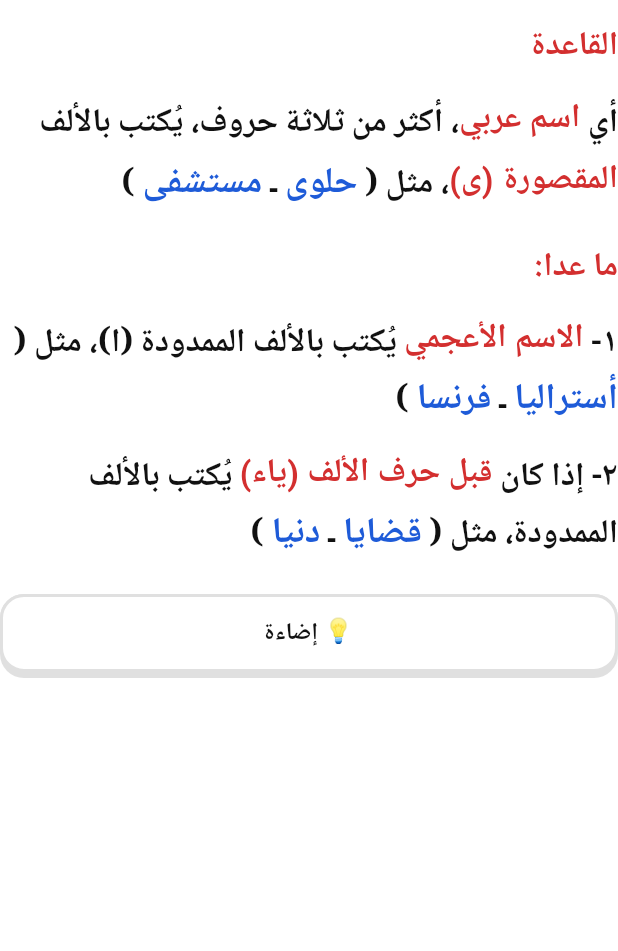
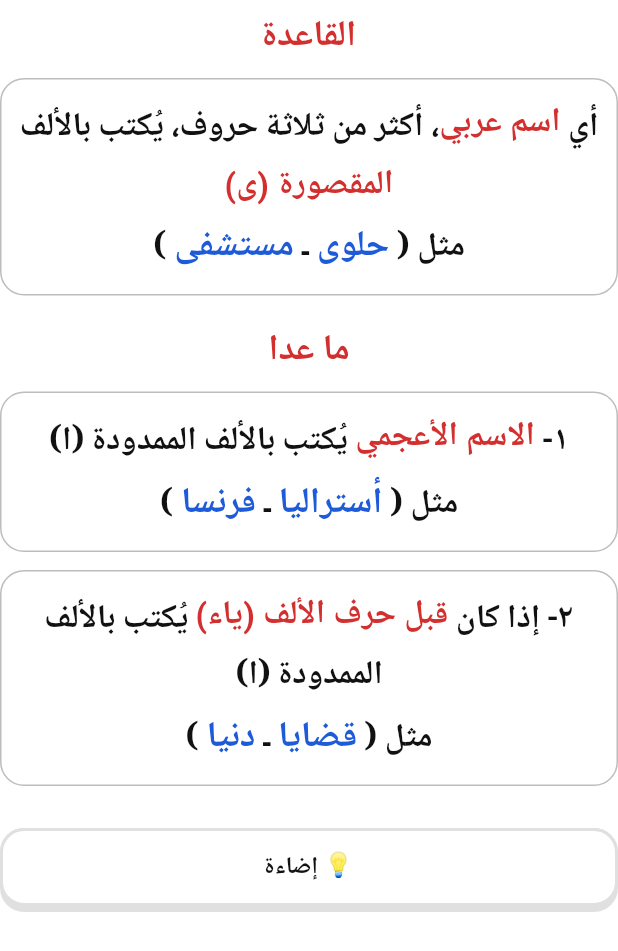
Before and after one commit to alansaria2026/imlaa-app, a Flutter app: the LongNounRule widget shown alone on an empty page, opened directly, on a phone screen of 412 x 824 dp. Shown: the top 951 px of the screen. Run offline on Flutter 3.47's test engine with Material 3 defaults, Android fonts, the phone set to English and light mode, and no system bars; our stand-ins replace audioplayers, flutter_tts, shared_preferences; accounts and stored records are empty.

```diff
--- a/lib/lesson/alif_rule_content.dart
+++ b/lib/lesson/alif_rule_content.dart
@@ -379,53 +379,42 @@ class LongNounRule extends StatelessWidget {
 
   @override
   Widget build(BuildContext context) {
-    InlineSpan ex(String w) => _example(context, w, w);
     return NaskhRule(
       child: Column(
         crossAxisAlignment: CrossAxisAlignment.stretch,
         children: [
-          const _Heading('القاعدة'),
-          _Line(
-            TextSpan(
+          const _CenterHeading('القاعدة'),
+          const _RuleCard(
+            span: TextSpan(
               children: [
-                const TextSpan(text: 'أي '),
-                const TextSpan(text: 'اسم عربي', style: _red),
-                const TextSpan(text: '، أكثر من ثلاثة حروف، يُكتب بالألف '),
-                const TextSpan(text: 'المقصورة (ى)', style: _red),
-                const TextSpan(text: '، مثل ( '),
-                ex('مستشفى'),
-                const TextSpan(text: ' ـ '),
-                ex('حلوى'),
-                const TextSpan(text: ' )'),
+                TextSpan(text: 'أي '),
+                TextSpan(text: 'اسم عربي', style: _red),
+                TextSpan(text: '، أكثر من ثلاثة حروف، يُكتب بالألف '),
+                TextSpan(text: 'المقصورة (ى)', style: _red),
               ],
             ),
+            examples: ['مستشفى', 'حلوى'],
           ),
-          const _Heading('ما عدا:'),
-          _Line(
-            TextSpan(
+          const _CenterHeading('ما عدا'),
+          const _RuleCard(
+            span: TextSpan(
               children: [
-                const TextSpan(text: '١- '),
-                const TextSpan(text: 'الاسم الأعجمي', style: _red),
-                const TextSpan(text: ' يُكتب بالألف الممدودة (ا)، مثل ( '),
-                ex('فرنسا'),
-                const TextSpan(text: ' ـ '),
-                ex('أستراليا'),
-                const TextSpan(text: ' )'),
+                TextSpan(text: '١- '),
+                TextSpan(text: 'الاسم الأعجمي', style: _red),
+                TextSpan(text: ' يُكتب بالألف الممدودة (ا)'),
               ],
             ),
+            examples: ['فرنسا', 'أستراليا'],
           ),
-          _Line(
-            TextSpan(
+          const _RuleCard(
+            span: TextSpan(
               children: [
-                const TextSpan(text: '٢- إذا كان '),
-                const TextSpan(text: 'قبل حرف الألف (ياء)', style: _red),
-                const TextSpan(text: ' يُكتب بالألف الممدودة، مثل ( '),
-                ex('دنيا'),
-                const TextSpan(text: ' ـ '),
-                ex('قضايا'),
-                const TextSpan(text: ' )'),
+                TextSpan(text: '٢- إذا كان '),
+                TextSpan(text: 'قبل حرف الألف (ياء)', style: _red),
+                TextSpan(text: ' يُكتب بالألف الممدودة (ا)'),
               ],
             ),
+            examples: ['دنيا', 'قضايا'],
           ),
           if (light) ...[
             const SizedBox(height: 16),
@@ -445,6 +434,65 @@ class LongNounRule extends StatelessWidget {
       ),
     );
   }
+}
+
+/// عنوان أحمر في وسط السطر.
+class _CenterHeading extends StatelessWidget {
+  const _CenterHeading(this.text);
+  final String text;
+
+  @override
+  Widget build(BuildContext context) => Padding(
+    padding: const EdgeInsets.only(top: 6, bottom: 8),
+    child: Text(
+      text,
+      textAlign: TextAlign.center,
+      style: AppTheme.word(24, color: AppColors.al),
+    ),
+  );
+}
+
+/// قاعدة في مربع: نصها في الوسط، وتحته أمثلتها تُسمع بالضغط عليها.
+class _RuleCard extends StatelessWidget {
+  const _RuleCard({required this.span, required this.examples});
+  final InlineSpan span;
+  final List<String> examples;
+
+  @override
+  Widget build(BuildContext context) => Container(
+    margin: const EdgeInsets.only(bottom: 12),
+    padding: const EdgeInsets.fromLTRB(12, 10, 12, 12),
+    decoration: BoxDecoration(
+      color: AppColors.background,
+      borderRadius: BorderRadius.circular(16),
+      border: Border.all(color: AppColors.lineDark),
+    ),
+    child: Column(
+      crossAxisAlignment: CrossAxisAlignment.stretch,
+      children: [
+        Text.rich(
+          span,
+          textAlign: TextAlign.center,
+          style: AppTheme.word(22).copyWith(height: 1.7),
+        ),
+        const SizedBox(height: 4),
+        Text.rich(
+          TextSpan(
+            children: [
+              const TextSpan(text: 'مثل ( '),
+              for (final (i, w) in examples.indexed) ...[
+                if (i > 0) const TextSpan(text: ' ـ '),
+                _example(context, w, w),
+              ],
+              const TextSpan(text: ' )'),
+            ],
+          ),
+          textAlign: TextAlign.center,
+          style: AppTheme.word(22),
+        ),
+      ],
+    ),
+  );
 }
 
 /// ص ٢: «إضاءة»: الأسماء الشاذة، وكلمة تُكتب على وجهين.
```
